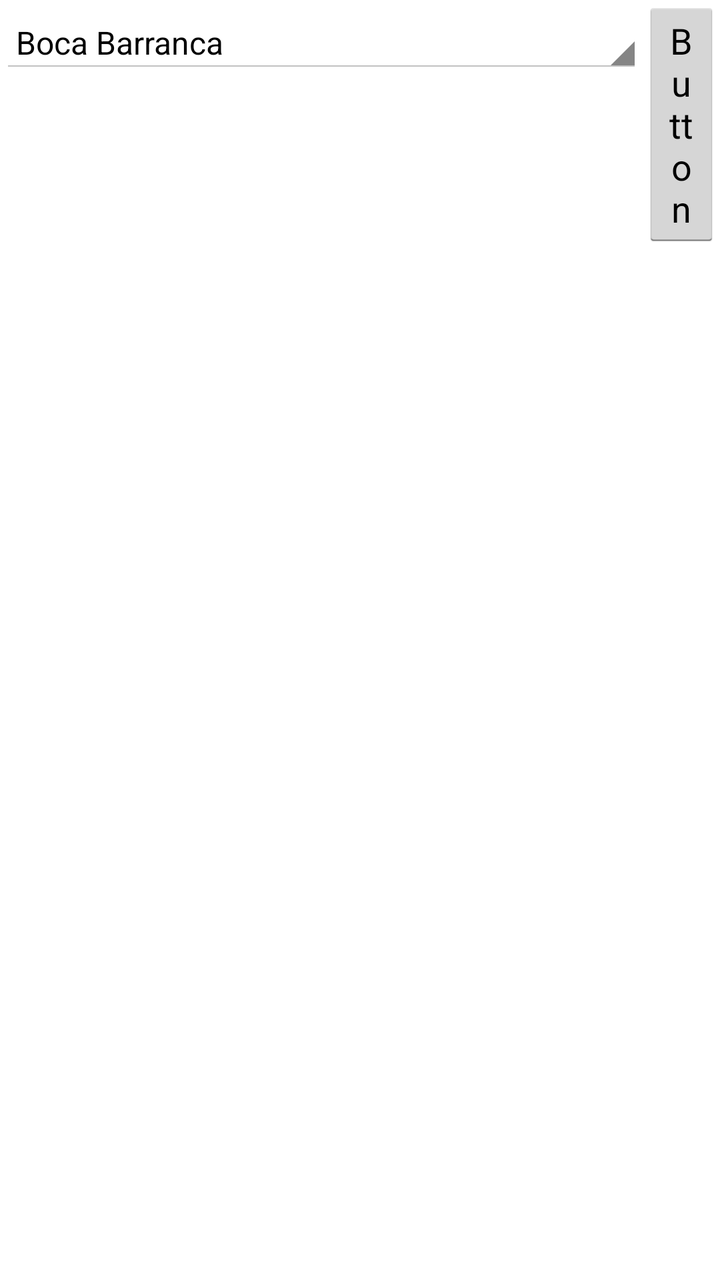
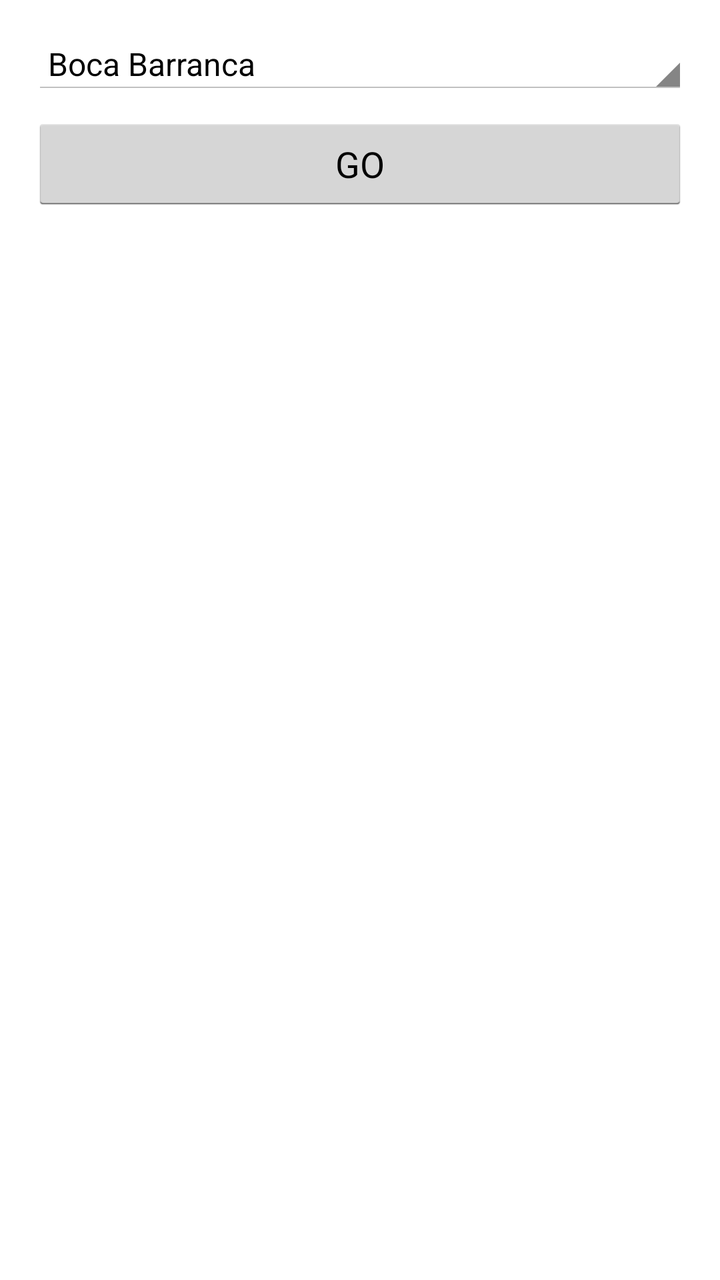

Before-and-after screenshots of an Android layout around one commit, followed by the original layout XML and the change that was made.
<!-- AndroidManifest.xml: application theme AppTheme -->
<!-- res/layout/activity_main.xml -->
<?xml version="1.0" encoding="utf-8"?>
<LinearLayout xmlns:android="http://schemas.android.com/apk/res/android"
    xmlns:app="http://schemas.android.com/apk/res-auto"
    xmlns:tools="http://schemas.android.com/tools"
    android:layout_width="match_parent"
    android:layout_height="match_parent"
    tools:context="com.emptyart.kitetivives.MainActivity">

    <Spinner
        android:id="@+id/spinner"
        android:entries="@array/surf_spots"
        android:layout_width="match_parent"
        android:layout_height="wrap_content"
        android:layout_weight="1" />
    <Button
        android:id="@+id/button"
        android:layout_width="wrap_content"
        android:layout_height="wrap_content"
        android:layout_weight="1"
        android:text="Button" />
</LinearLayout>
<!-- resources referenced by this layout -->
<resources>
  <string-array name="surf_spots">
          <item>Boca Barranca</item>
          <item>Tivives</item>
          <item>Jaco</item>
      </string-array>
  <style name="AppTheme" parent="android:Theme.Holo.Light.DarkActionBar">
          
      </style>
</resources>

<!-- the commit's change to res/layout/activity_main.xml (unified diff, before → after) -->
@@ -2,20 +2,23 @@
 <LinearLayout xmlns:android="http://schemas.android.com/apk/res/android"
     xmlns:app="http://schemas.android.com/apk/res-auto"
     xmlns:tools="http://schemas.android.com/tools"
-    android:layout_width="match_parent"
-    android:layout_height="match_parent"
+    android:layout_width="fill_parent"
+    android:layout_height="fill_parent"
+    android:orientation="vertical"
+    android:padding="16dp"
     tools:context="com.emptyart.kitetivives.MainActivity">
 
     <Spinner
-        android:id="@+id/spinner"
+        android:id="@+id/my_spinner"
         android:entries="@array/surf_spots"
-        android:layout_width="match_parent"
+        android:layout_width="fill_parent"
+        android:layout_height="wrap_content" />
+
+    <Button
+        android:id="@+id/my_button"
+        android:layout_width="fill_parent"
         android:layout_height="wrap_content"
-        android:layout_weight="1" />
-    <Button
-        android:id="@+id/button"
-        android:layout_width="wrap_content"
-        android:layout_height="wrap_content"
-        android:layout_weight="1"
-        android:text="Button" />
+        android:layout_marginTop="10dip"
+        android:text="@string/btn_text"/>
+
 </LinearLayout>
<!-- resource entries referenced after the edit -->
@@ -5,6 +5,7 @@
           <item>Tivives</item>
           <item>Jaco</item>
       </string-array>
+  <string name="btn_text">GO</string>
   <style name="AppTheme" parent="android:Theme.Holo.Light.DarkActionBar">
           
       </style>
